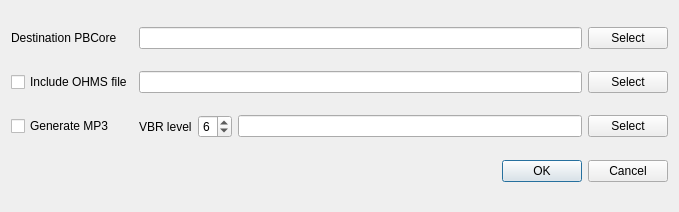
The window that autoBWF/export_dialog.ui (Ukrainian-History/autoBWF) describes before a commit, drawn with Qt 5.
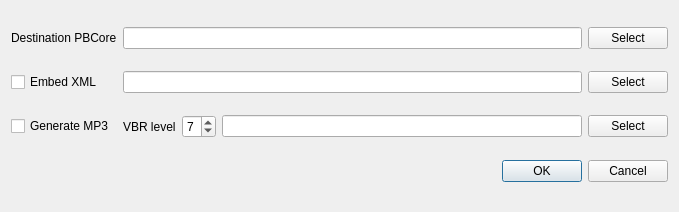
The same window after the commit.

```diff
--- a/autoBWF/export_dialog.ui
+++ b/autoBWF/export_dialog.ui
@@ -34,7 +34,7 @@
    <item row="1" column="0">
     <widget class="QCheckBox" name="ohmsCheck">
      <property name="text">
-      <string>Include OHMS file</string>
+      <string>Embed XML</string>
      </property>
     </widget>
    </item>
@@ -68,7 +68,7 @@
       <number>9</number>
      </property>
      <property name="value">
-      <number>6</number>
+      <number>7</number>
      </property>
     </widget>
    </item>
```
